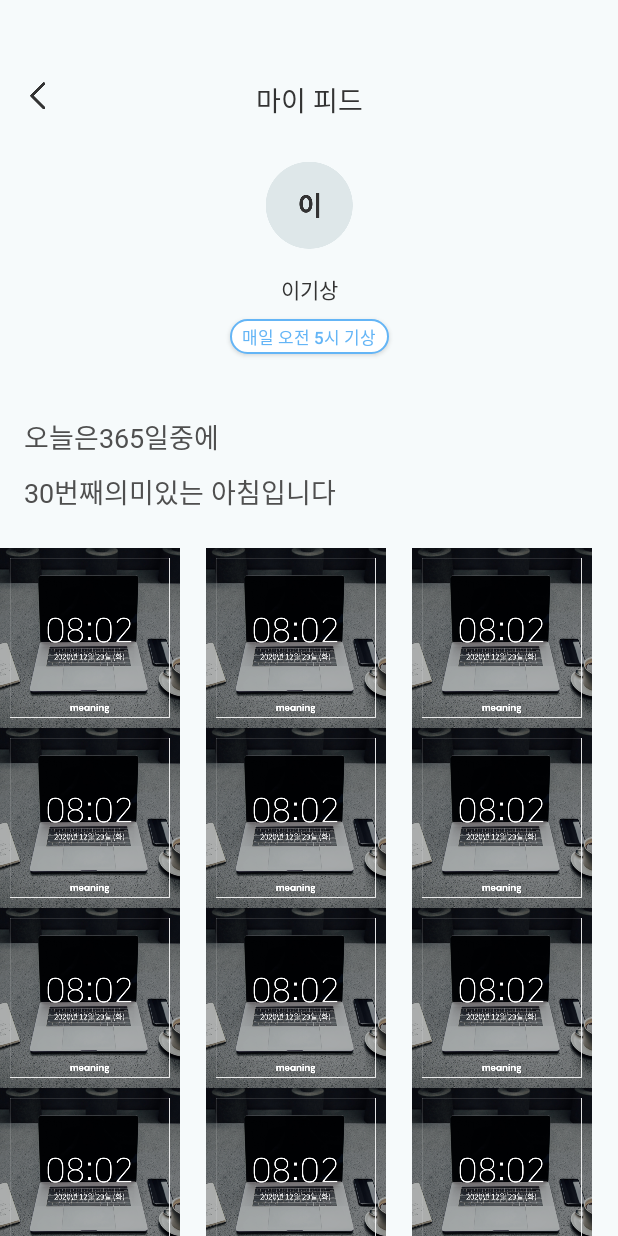
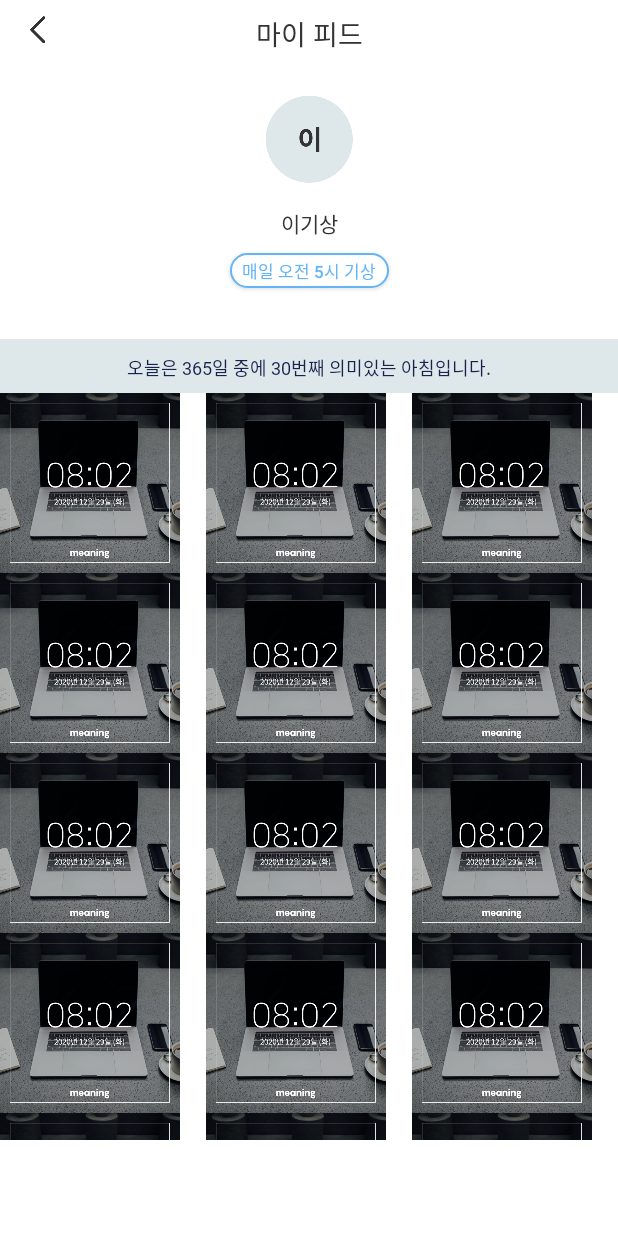
Before and after one commit to nneaning/meaning_Android, an Android app: the screen it shows after launch (MyFeedMainActivity), on a phone screen of 412 x 824 dp. Run offline under Robolectric (Android 15) with nearby library versions, the phone set to English and light mode, and no system bars; our stand-ins replace data binding; 1 statement that could not run was skipped.

Commit message:
[refactor] MyFeed 메인 페이지  레이아웃 수정
마이피드 메인 페이지 레이아웃 수정

Related to : #21

```diff
--- a/app/src/main/res/layout/activity_my_feed_main.xml
+++ b/app/src/main/res/layout/activity_my_feed_main.xml
@@ -13,14 +13,13 @@
     <androidx.constraintlayout.widget.ConstraintLayout
         android:layout_width="match_parent"
         android:layout_height="match_parent"
-        android:background="@color/meaning_ivory"
+        android:background="#ffffff"
         tools:context=".presentation.MyFeedMainActivity">
 
         <androidx.constraintlayout.widget.ConstraintLayout
             android:id="@+id/ct_top"
             android:layout_width="match_parent"
             android:layout_height="wrap_content"
-            android:layout_marginTop="44dp"
             app:layout_constraintEnd_toEndOf="parent"
             app:layout_constraintStart_toStartOf="parent"
             app:layout_constraintTop_toTopOf="parent">
@@ -72,8 +71,7 @@
                     <androidx.constraintlayout.widget.ConstraintLayout
                         android:id="@+id/ct_topbar"
                         android:layout_width="match_parent"
-                        android:layout_height="wrap_content"
-                        android:background="@color/meaning_ivory">
+                        android:layout_height="wrap_content">
 
 
                         <ImageView
@@ -116,68 +114,24 @@
                             app:layout_constraintTop_toBottomOf="@id/tv_myfeed_name" />
 
                         <TextView
-                            android:id="@+id/textView"
-                            android:layout_width="wrap_content"
+                            android:layout_width="match_parent"
                             android:layout_height="wrap_content"
-                            android:layout_marginStart="16dp"
-                            android:layout_marginTop="42dp"
-                            android:fontFamily="@font/spoqahansansneo_light"
+                            android:layout_marginTop="34dp"
+                            android:background="@color/meaning_lightblue"
+                            android:paddingTop="10dp"
+                            android:paddingBottom="8dp"
+                            android:fontFamily="@font/notosanskr_bold"
                             android:includeFontPadding="false"
-                            android:text="오늘은"
-                            android:textColor="@color/grey2"
-                            android:textSize="18sp"
+                            android:text="오늘은 365일 중에 30번째 의미있는 아침입니다."
+                            android:textAlignment="center"
+                            android:textColor="@color/meaning_navy"
+                            android:textSize="12sp"
+                            app:layout_constraintEnd_toEndOf="parent"
                             app:layout_constraintStart_toStartOf="parent"
                             app:layout_constraintTop_toBottomOf="@id/btn_date" />
 
-                        <TextView
-                            android:id="@+id/textView2"
-                            android:layout_width="wrap_content"
-                            android:layout_height="wrap_content"
-                            android:fontFamily="@font/spoqahansansneo_bold"
-                            android:includeFontPadding="false"
-                            android:text="365일"
-                            android:textColor="@color/grey2"
-                            android:textSize="18sp"
-                            app:layout_constraintStart_toEndOf="@id/textView"
-                            app:layout_constraintTop_toTopOf="@id/textView" />
-
-                        <TextView
-                            android:id="@+id/textView3"
-                            android:layout_width="wrap_content"
-                            android:layout_height="wrap_content"
-                            android:fontFamily="@font/spoqahansansneo_light"
-                            android:includeFontPadding="false"
-                            android:text="중에"
-                            android:textColor="@color/grey2"
-                            android:textSize="18sp"
-                            app:layout_constraintStart_toEndOf="@+id/textView2"
-                            app:layout_constraintTop_toTopOf="@+id/textView2" />
-
-                        <TextView
-                            android:id="@+id/textView4"
-                            android:layout_width="wrap_content"
-                            android:layout_height="wrap_content"
-                            android:layout_marginTop="10dp"
-                            android:fontFamily="@font/spoqahansansneo_bold"
-                            android:includeFontPadding="false"
-                            android:text="30번째"
-                            android:textColor="@color/grey2"
-                            android:textSize="18sp"
-                            app:layout_constraintStart_toStartOf="@id/textView"
-                            app:layout_constraintTop_toBottomOf="@id/textView" />
 
 
-                        <TextView
-                            android:id="@+id/textView5"
-                            android:layout_width="wrap_content"
-                            android:layout_height="wrap_content"
-                            android:fontFamily="@font/spoqahansansneo_light"
-                            android:includeFontPadding="false"
-                            android:text="의미있는 아침입니다"
-                            android:textColor="@color/grey2"
-                            android:textSize="18sp"
-                            app:layout_constraintStart_toEndOf="@id/textView4"
-                            app:layout_constraintTop_toTopOf="@id/textView4" />
 
                     </androidx.constraintlayout.widget.ConstraintLayout>
 
@@ -204,7 +158,6 @@
                         android:id="@+id/rcv_myfeed"
                         android:layout_width="match_parent"
                         android:layout_height="match_parent"
-                        android:layout_marginTop="24dp"
                         tools:listitem="@layout/item_list" />
 
                 </RelativeLayout>
```
